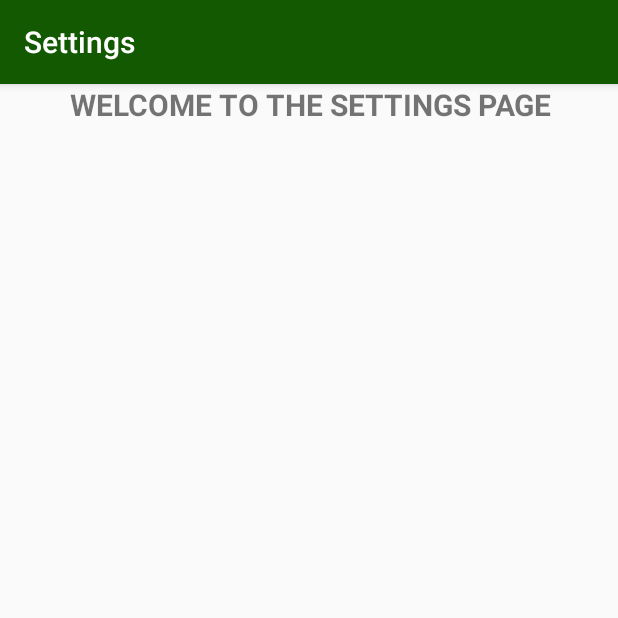
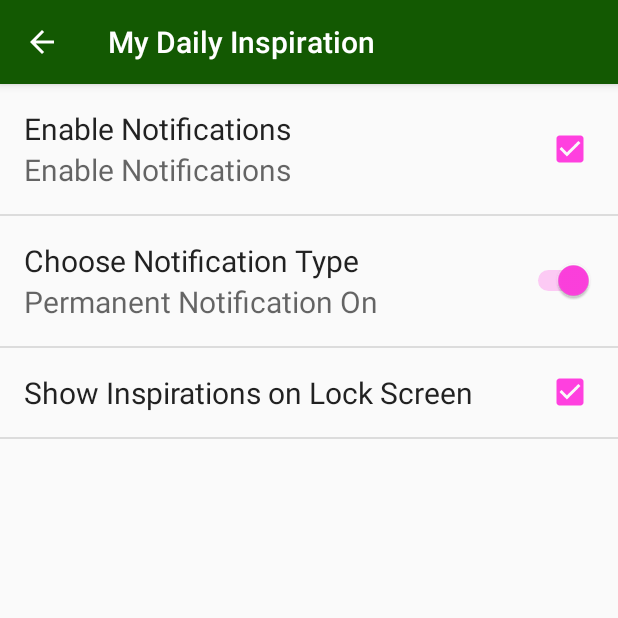
Before and after one commit to djnotes/MyDailyInspiration, an Android app: the screen it shows after launch (SettingsActivity), after a tap on "Settings", on a phone screen of 412 x 824 dp, the top half of it. Run offline under Robolectric (Android 15) with nearby library versions, the phone set to English and light mode, and no system bars.

Commit message:
Added settings activity

```diff
--- a/app/src/main/java/com/mehdi/memo/DisplayActivity.java
+++ b/app/src/main/java/com/mehdi/memo/DisplayActivity.java
@@ -8,6 +8,7 @@ import android.content.Loader;
 import android.database.Cursor;
 import android.net.Uri;
 import android.os.Build;
+import android.os.Parcelable;
 import android.support.annotation.RequiresApi;
 import android.support.design.widget.FloatingActionButton;
 import android.support.v7.app.AppCompatActivity;
@@ -29,7 +30,6 @@ public class DisplayActivity extends AppCompatActivity implements LoaderManager.
     protected void onCreate(Bundle savedInstanceState) {
         super.onCreate(savedInstanceState);
         setContentView(com.mehdi.memo.R.layout.activity_display);
-
 
         FloatingActionButton fab = (FloatingActionButton) findViewById(R.id.fab);
         fab.setOnClickListener(new View.OnClickListener() {
@@ -74,6 +74,7 @@ public class DisplayActivity extends AppCompatActivity implements LoaderManager.
 
         //Fire the loader
         getLoaderManager().initLoader(LOADER_URL, null, this);
+        runService();
 
     }
 
@@ -133,7 +134,7 @@ public class DisplayActivity extends AppCompatActivity implements LoaderManager.
         return super.onOptionsItemSelected(item);
     }
 
-    public void runService(View view) {
+    public void runService() {
         Intent service=new Intent(this,NotificationService.class);
         service.putExtra("MESSAGE","I hereby notify you");
         startService(service);
--- a/app/src/main/java/com/mehdi/memo/SettingsActivity.java
+++ b/app/src/main/java/com/mehdi/memo/SettingsActivity.java
@@ -5,14 +5,16 @@ import android.support.v7.app.AppCompatActivity;
 import android.os.Bundle;
 
 public class SettingsActivity extends AppCompatActivity {
+    public static final String KEY_NOTIFICATION_ENABLE="pref_enable_notification";
 
-    private Activity mActivity;
 
     @Override
     protected void onCreate(Bundle savedInstanceState) {
         super.onCreate(savedInstanceState);
-        setContentView(R.layout.activity_settings);
-        mActivity=SettingsActivity.this;
-        mActivity.setTitle(R.string.settings);
+
+        //Display the settings fragment as the main content
+        getFragmentManager().beginTransaction()
+                .replace(android.R.id.content,new SettingsFragment())
+                .commit();
     }
 }
--- a/app/src/main/java/com/mehdi/memo/SettingsFragment.java
+++ b/app/src/main/java/com/mehdi/memo/SettingsFragment.java
@@ -12,5 +12,8 @@ public class SettingsFragment extends PreferenceFragment {
     @Override
     public void onCreate(@Nullable Bundle savedInstanceState) {
         super.onCreate(savedInstanceState);
+
+        //Load the preferences from XML resource
+        addPreferencesFromResource(R.xml.preferences);
     }
 }
--- a/app/src/main/res/layout/activity_settings.xml
+++ b/app/src/main/res/layout/activity_settings.xml
@@ -6,16 +6,4 @@
     android:layout_height="match_parent"
     tools:context="com.mehdi.memo.SettingsActivity">
 
-    <TextView
-        android:id="@+id/textView"
-        android:layout_width="wrap_content"
-        android:layout_height="wrap_content"
-        android:text="Welcome to the settings page"
-        android:textAlignment="center"
-        android:textAllCaps="true"
-        android:textStyle="bold"
-        tools:layout_editor_absoluteY="123dp"
-        app:layout_constraintLeft_toLeftOf="parent"
-        app:layout_constraintRight_toRightOf="parent"
-        app:layout_constraintHorizontal_bias="0.508" />
 </android.support.constraint.ConstraintLayout>
--- a/app/src/main/res/values/strings.xml
+++ b/app/src/main/res/values/strings.xml
@@ -23,4 +23,8 @@
     <string name="are_you_sure">Are you sure?</string>
     <string name="settings">Settings</string>
     <string name="notification">notification</string>
+    <string name="permanent_notificaiton_off">Permanent Notification Off</string>
+    <string name="permanent_notification_off">Permanent Notification On</string>
+    <string name="permanent_notification_on">Permanent Notification On</string>
+    <string name="show_inspiration_on_lockscreen">Show Inspirations on Lock Screen</string>
 </resources>
--- a/app/src/main/res/xml/preferences.xml
+++ b/app/src/main/res/xml/preferences.xml
@@ -1,16 +1,25 @@
 <?xml version="1.0" encoding="utf-8"?>
 <PreferenceScreen xmlns:android="http://schemas.android.com/apk/res/android">
     <CheckBoxPreference
-        android:key="switch_notification"
-        android:title="Enable Notifications"
+        android:id="@+id/checkbox_enable_notification"
+        android:defaultValue="true"
+        android:key="pref_enable_notification"
         android:summary="Enable Notifications"
+        android:title="Enable Notifications" />
+    <SwitchPreference
+        android:defaultValue="true"
+        android:dependency="pref_enable_notification"
+        android:key="pref_toggle_notification_type"
+        android:summaryOff="@string/permanent_notificaiton_off"
+        android:summaryOn="@string/permanent_notification_on"
+        android:title="Choose Notification Type"
+        />
+    <CheckBoxPreference
+        android:key="pref_enable_lockscreen_notification"
+        android:dependency="pref_enable_notification"
+        android:title="@string/show_inspiration_on_lockscreen"
         android:defaultValue="true"
         />
-    <EditTextPreference
-        android:key="notification_name"
-        android:title="Notification Title"
-        android:summary="Choose a name for notification"
-        android:defaultValue="@string/notification"
-        />
+
 
 </PreferenceScreen>
```
Also changed, not shown: app/src/main/AndroidManifest.xml (+5 -2 lines), app/src/main/java/com/mehdi/memo/NotificationService.java (+20 -20 lines), app/src/main/res/layout/activity_display.xml (+2 -7 lines), app/src/main/res/drawable/add_new_memo.png (deleted), app/src/main/res/drawable/plus.png (added).
